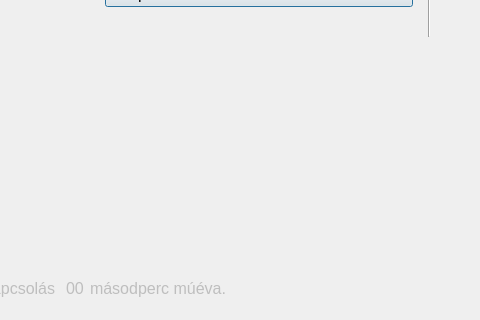
First picture: the form in dialog.ui, repository csikfer/rdpwrp, before the edit; both pictures show x 142 to 622 and y 469 to 789 of the 914 by 789 pixel window.
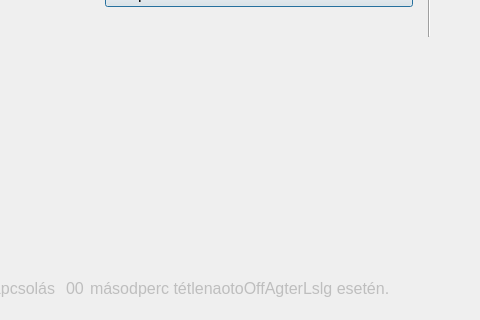
Second picture: the form after the edit. Icons and pictures are not drawn.

Diff of the .ui file:
```diff
--- a/dialog.ui
+++ b/dialog.ui
@@ -365,7 +365,7 @@
          <bool>false</bool>
         </property>
         <property name="text">
-         <string>másodperc múéva.</string>
+         <string>másodperc tétlenaotoOffAgterLslg esetén.</string>
         </property>
        </widget>
       </item>
```
Left out of the diff: 44 changed lines with no effect on the pictures. Lines whose indentation alone changed are shown as unchanged.
